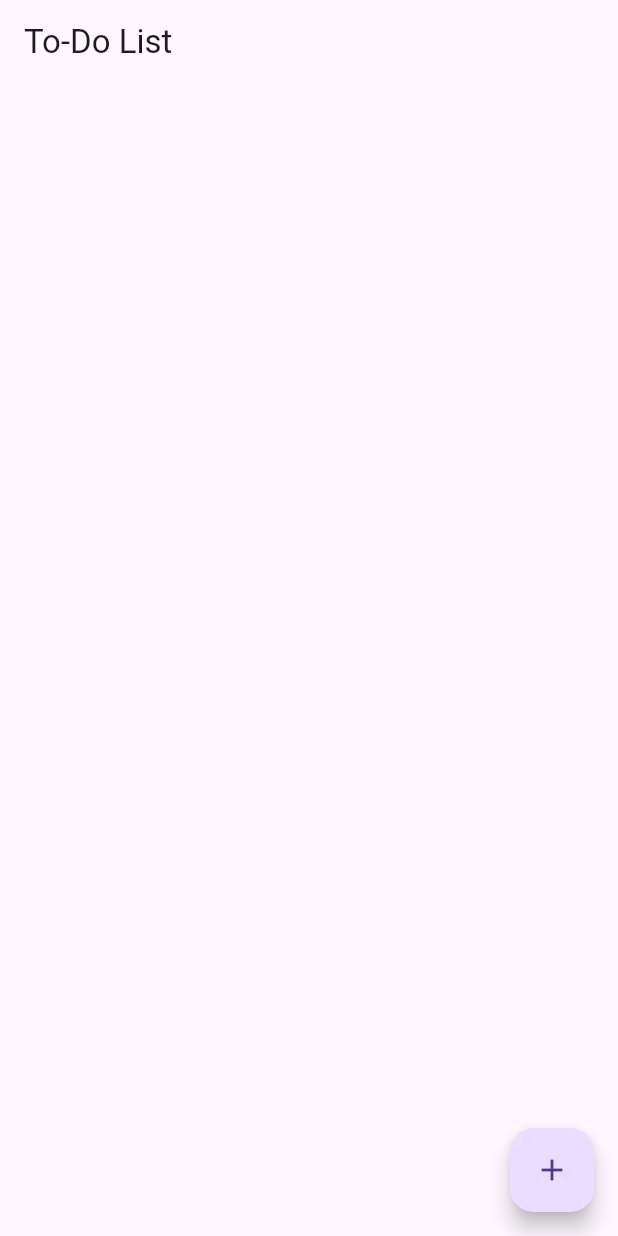
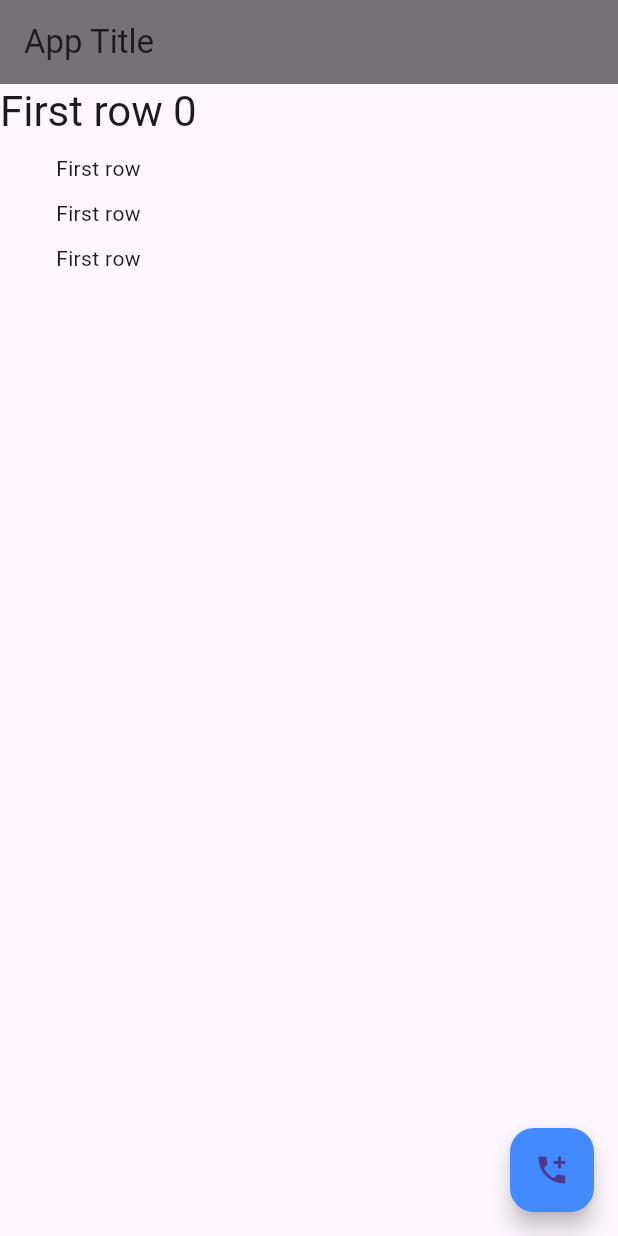
Before and after one commit to MahmoudBashir97/Flutter-TodoApp, a Flutter app: the screen it shows after launch, on a phone screen of 412 x 824 dp. Run offline on Flutter 3.47's test engine with Material 3 defaults, Android fonts, the phone set to English and light mode, and no system bars.

Commit message:
Work Around flutter with simple counter example .

```diff
--- /dev/null
+++ b/lib/Home/body/HomeScreenBody.dart
@@ -0,0 +1,36 @@
+import 'package:flutter/material.dart';
+
+Scaffold screenBody(
+    BuildContext context, int counter, VoidCallback onPlusAction) {
+  return Scaffold(
+    appBar: AppBar(
+      title: const Text("App Title"),
+      backgroundColor: Colors.black54,
+    ),
+    body: Column(
+      children: [
+        Text(
+          "First row $counter",
+          style: Theme.of(context).textTheme.headlineMedium,
+        ),
+        const SizedBox(
+          height: 10.0,
+        ),
+        const Text("First row"),
+        const SizedBox(
+          height: 10.0,
+        ),
+        const Text("First row"),
+        const SizedBox(
+          height: 10.0,
+        ),
+        const Text("First row")
+      ],
+    ),
+    floatingActionButton: FloatingActionButton(
+      onPressed: () => {onPlusAction()},
+      backgroundColor: Colors.blueAccent,
+      child: const Icon(Icons.add_call),
+    ),
+  );
+}
--- /dev/null
+++ b/lib/Home/screen/HomeScreen.dart
@@ -0,0 +1,25 @@
+import 'package:flutter/cupertino.dart';
+import 'package:flutter/material.dart';
+import 'package:todo_app_example/Home/body/HomeScreenBody.dart';
+
+class HomeScreen extends StatefulWidget {
+  const HomeScreen({super.key});
+
+  @override
+  State<HomeScreen> createState() => _HomeScreenState();
+}
+
+class _HomeScreenState extends State<HomeScreen> {
+  int _counter=0;
+
+  void changeCounter(){
+    setState(() {
+      _counter++;
+    });
+  }
+
+  @override
+  Widget build(BuildContext context) {
+    return screenBody(context,_counter,changeCounter);
+  }
+}
--- a/lib/main.dart
+++ b/lib/main.dart
@@ -1,4 +1,5 @@
 import 'package:flutter/material.dart';
+import 'package:todo_app_example/Home/screen/HomeScreen.dart';
 
 void main() {
   runApp(const App());
@@ -11,7 +12,7 @@ class App extends StatelessWidget {
   Widget build(BuildContext context) {
     return const MaterialApp(
       title: "To-Do List",
-      home: TodoList(),
+      home: HomeScreen(),//TodoList(),
       debugShowCheckedModeBanner: false,
     );
   }
```
